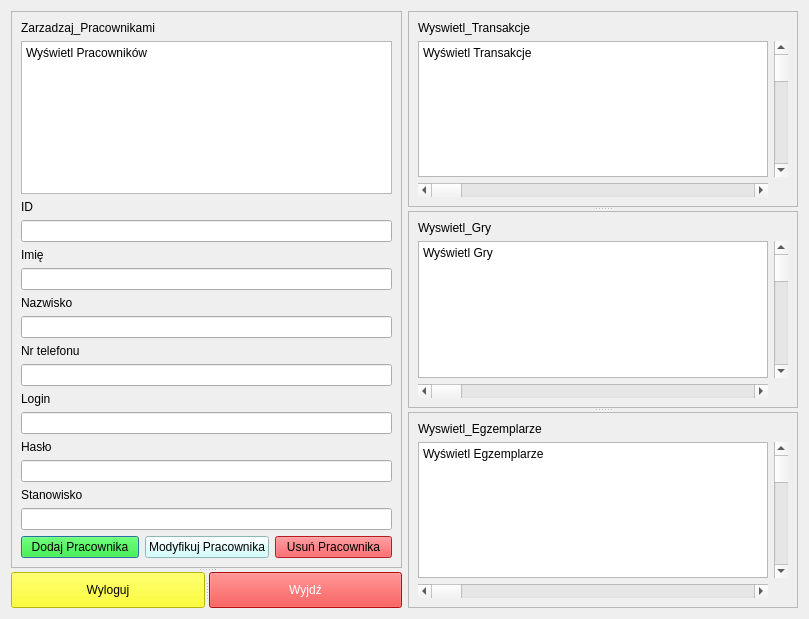
Old version of the form ap_QT/interfejs_kierownika.ui in the repository MedokinStudia/bazy_qt.
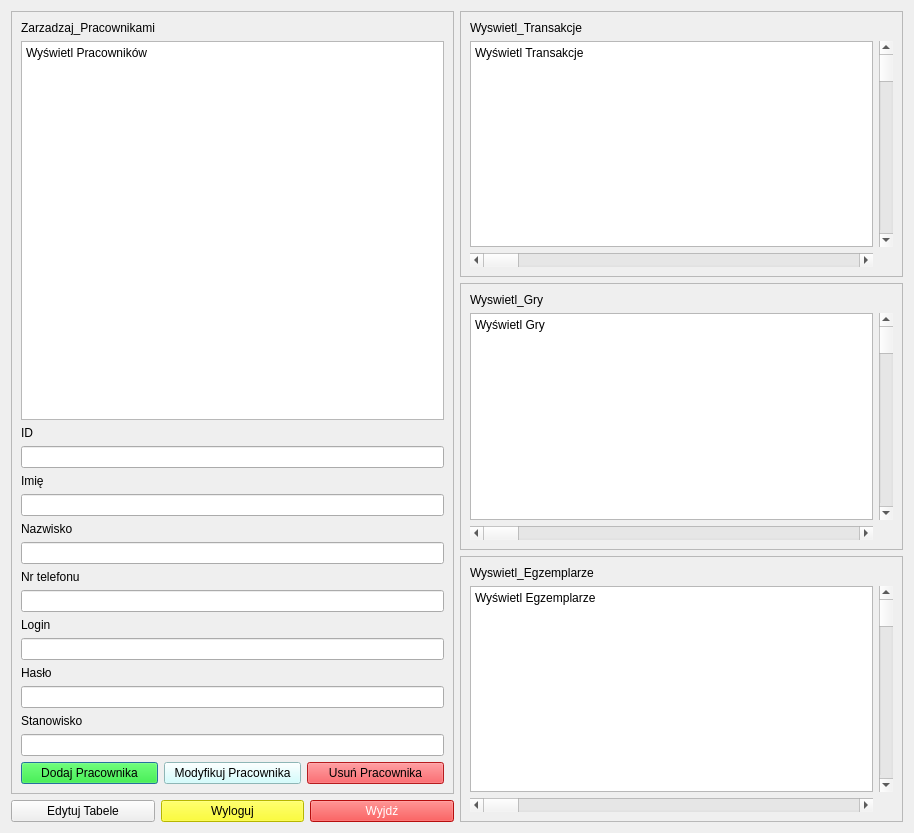
New version of the form.

The edit to the form file:
```diff
--- a/ap_QT/interfejs_kierownika.ui
+++ b/ap_QT/interfejs_kierownika.ui
@@ -6,19 +6,17 @@
    <rect>
     <x>0</x>
     <y>0</y>
-    <width>809</width>
-    <height>619</height>
+    <width>914</width>
+    <height>833</height>
    </rect>
   </property>
   <property name="windowTitle">
    <string>Dialog</string>
   </property>
-  <layout class="QHBoxLayout" name="horizontalLayout">
+  <layout class="QHBoxLayout" name="horizontalLayout_3">
    <item>
-    <widget class="QSplitter" name="splitter_3">
-     <property name="orientation">
-      <enum>Qt::Vertical</enum>
-     </property>
+    <layout class="QVBoxLayout" name="verticalLayout_2">
+     <item>
      <widget class="QScrollArea" name="Zarzadzaj_Pracownikami">
       <property name="widgetResizable">
        <bool>true</bool>
@@ -28,8 +26,8 @@
         <rect>
          <x>0</x>
          <y>0</y>
-         <width>391</width>
-         <height>553</height>
+          <width>441</width>
+          <height>779</height>
         </rect>
        </property>
        <layout class="QVBoxLayout" name="verticalLayout">
@@ -185,10 +183,17 @@
        </layout>
       </widget>
      </widget>
-     <widget class="QSplitter" name="splitter_2">
-      <property name="orientation">
-       <enum>Qt::Horizontal</enum>
-      </property>
+     </item>
+     <item>
+      <layout class="QHBoxLayout" name="horizontalLayout">
+       <item>
+        <widget class="QPushButton" name="pushButton_6">
+         <property name="text">
+          <string>Edytuj Tabele</string>
+         </property>
+        </widget>
+       </item>
+       <item>
       <widget class="QPushButton" name="pushButton">
        <property name="styleSheet">
         <string notr="true">background-color: rgb(255, 255, 0);
@@ -198,6 +203,8 @@
         <string>Wyloguj</string>
        </property>
       </widget>
+       </item>
+       <item>
       <widget class="QPushButton" name="pushButton_2">
        <property name="styleSheet">
         <string notr="true">background-color: rgb(255, 20, 20);
@@ -208,14 +215,14 @@
         <string>Wyjdź</string>
        </property>
       </widget>
-     </widget>
-    </widget>
-   </item>
+       </item>
+      </layout>
+     </item>
+    </layout>
+   </item>
    <item>
-    <widget class="QSplitter" name="splitter">
-     <property name="orientation">
-      <enum>Qt::Vertical</enum>
-     </property>
+    <layout class="QVBoxLayout" name="verticalLayout_3">
+     <item>
      <widget class="QScrollArea" name="Wyswietl_Transakcje">
       <property name="widgetResizable">
        <bool>true</bool>
@@ -225,11 +232,25 @@
         <rect>
          <x>0</x>
          <y>0</y>
-         <width>390</width>
-         <height>195</height>
+          <width>441</width>
+          <height>265</height>
         </rect>
        </property>
        <layout class="QGridLayout" name="gridLayout_2">
+         <item row="3" column="0">
+          <widget class="QScrollBar" name="horizontalScrollBar_3">
+           <property name="orientation">
+            <enum>Qt::Horizontal</enum>
+           </property>
+          </widget>
+         </item>
+         <item row="1" column="1">
+          <widget class="QScrollBar" name="verticalScrollBar">
+           <property name="orientation">
+            <enum>Qt::Vertical</enum>
+           </property>
+          </widget>
+         </item>
         <item row="1" column="0">
          <widget class="QPlainTextEdit" name="plainTextEdit_2">
           <property name="plainText">
@@ -237,13 +258,6 @@
           </property>
          </widget>
         </item>
-        <item row="1" column="1">
-         <widget class="QScrollBar" name="verticalScrollBar">
-          <property name="orientation">
-           <enum>Qt::Vertical</enum>
-          </property>
-         </widget>
-        </item>
         <item row="0" column="0">
          <widget class="QLabel" name="label_2">
           <property name="text">
@@ -251,16 +265,11 @@
           </property>
          </widget>
         </item>
-        <item row="3" column="0">
-         <widget class="QScrollBar" name="horizontalScrollBar_3">
-          <property name="orientation">
-           <enum>Qt::Horizontal</enum>
-          </property>
-         </widget>
-        </item>
        </layout>
       </widget>
      </widget>
+     </item>
+     <item>
      <widget class="QScrollArea" name="Wyswietl_Gry">
       <property name="widgetResizable">
        <bool>true</bool>
@@ -270,8 +279,8 @@
         <rect>
          <x>0</x>
          <y>0</y>
-         <width>390</width>
-         <height>195</height>
+          <width>441</width>
+          <height>265</height>
         </rect>
        </property>
        <layout class="QGridLayout" name="gridLayout_3">
@@ -307,6 +316,8 @@
        </layout>
       </widget>
      </widget>
+     </item>
+     <item>
      <widget class="QScrollArea" name="Wyswietl_Egzemplarze">
       <property name="widgetResizable">
        <bool>true</bool>
@@ -316,11 +327,18 @@
         <rect>
          <x>0</x>
          <y>0</y>
-         <width>390</width>
-         <height>195</height>
+          <width>441</width>
+          <height>265</height>
         </rect>
        </property>
        <layout class="QGridLayout" name="gridLayout_4">
+         <item row="1" column="1">
+          <widget class="QScrollBar" name="verticalScrollBar_3">
+           <property name="orientation">
+            <enum>Qt::Vertical</enum>
+           </property>
+          </widget>
+         </item>
         <item row="1" column="0">
          <widget class="QPlainTextEdit" name="plainTextEdit_4">
           <property name="plainText">
@@ -329,6 +347,13 @@
           </property>
          </widget>
         </item>
+         <item row="2" column="0">
+          <widget class="QScrollBar" name="horizontalScrollBar">
+           <property name="orientation">
+            <enum>Qt::Horizontal</enum>
+           </property>
+          </widget>
+         </item>
         <item row="0" column="0">
          <widget class="QLabel" name="label_4">
           <property name="text">
@@ -336,24 +361,11 @@
           </property>
          </widget>
         </item>
-        <item row="2" column="0">
-         <widget class="QScrollBar" name="horizontalScrollBar">
-          <property name="orientation">
-           <enum>Qt::Horizontal</enum>
-          </property>
-         </widget>
-        </item>
-        <item row="1" column="1">
-         <widget class="QScrollBar" name="verticalScrollBar_3">
-          <property name="orientation">
-           <enum>Qt::Vertical</enum>
-          </property>
+        </layout>
+       </widget>
          </widget>
         </item>
        </layout>
-      </widget>
-     </widget>
-    </widget>
    </item>
   </layout>
  </widget>
```
Lines whose indentation alone changed are shown as unchanged.
